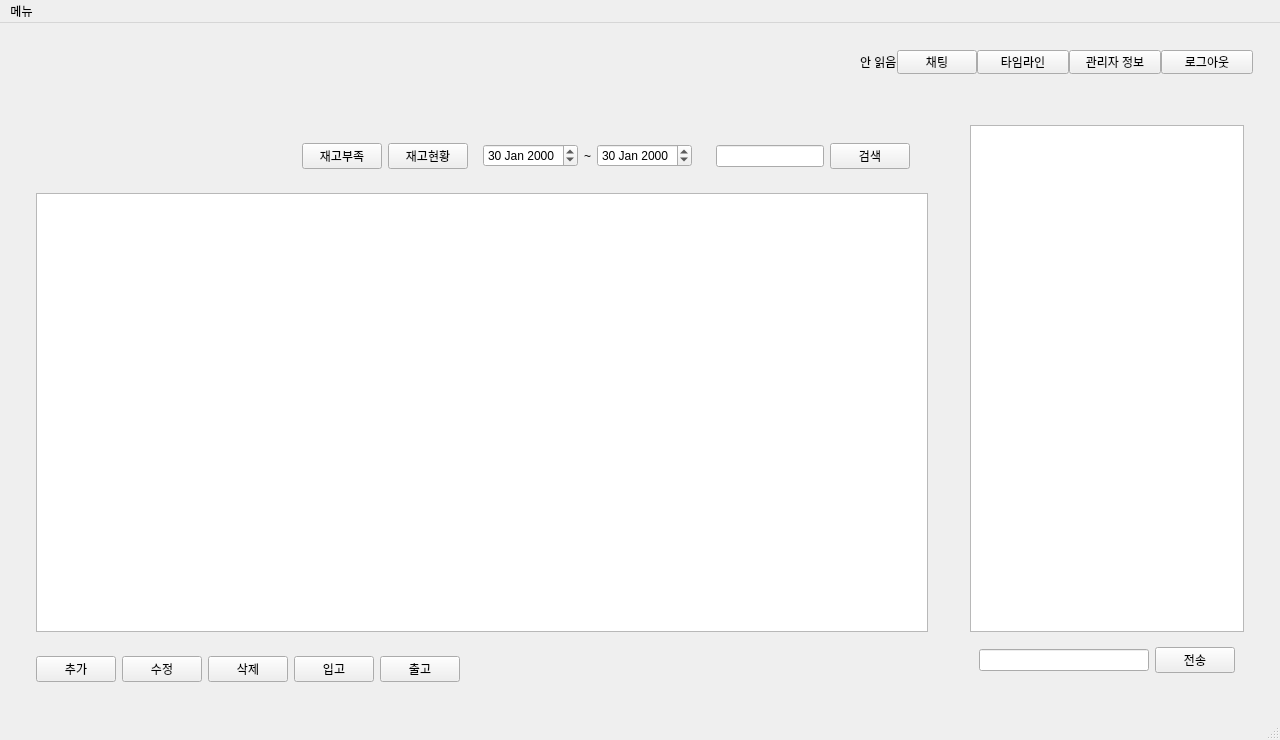
Qt form client/view/view_main.ui (si-yeon/management_program) before a commit.
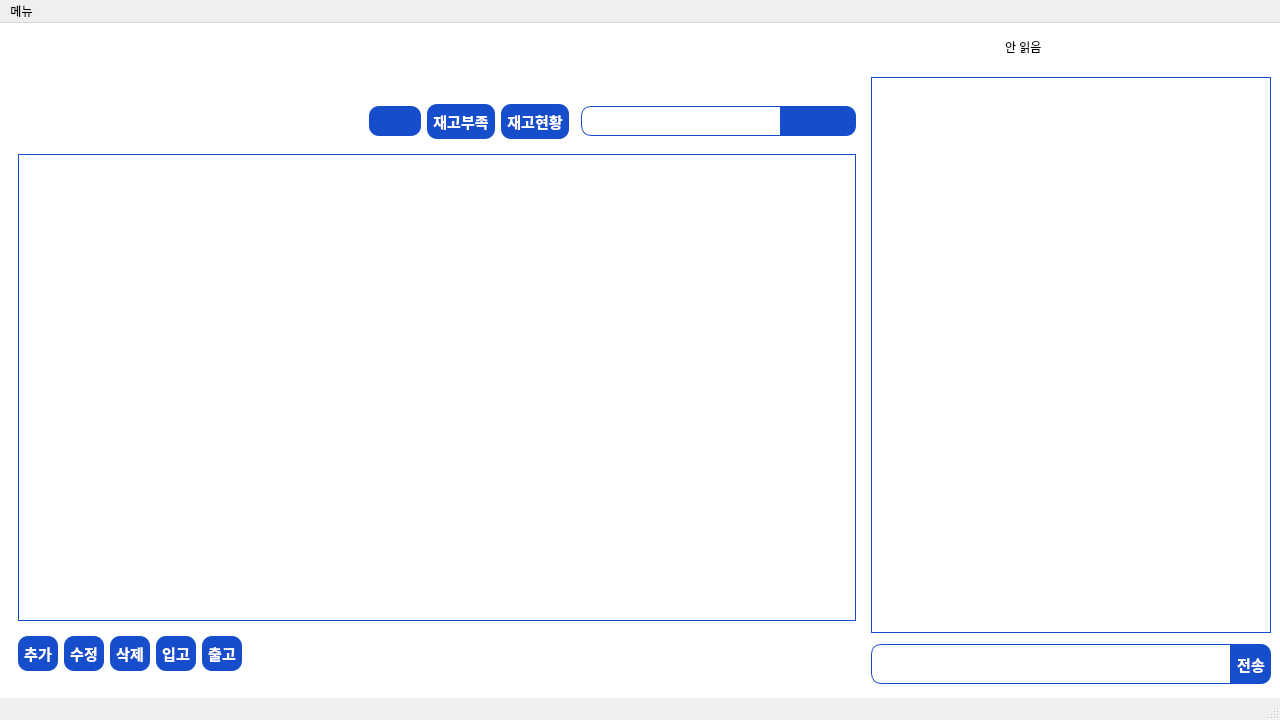
The same form after that commit. Icons and pictures are not drawn.

```diff
--- a/client/view/view_main.ui
+++ b/client/view/view_main.ui
@@ -7,7 +7,7 @@
     <x>0</x>
     <y>0</y>
     <width>1280</width>
-    <height>740</height>
+    <height>720</height>
    </rect>
   </property>
   <property name="minimumSize">
@@ -20,7 +20,37 @@
    <string>MainWindow</string>
   </property>
   <widget class="QWidget" name="centralwidget">
+   <property name="styleSheet">
+    <string notr="true">QWidget{
+background-color: #fff;
+}
+QPushButton{
+background: #164DCA;
+box-shadow: 0px 2px 12px rgb(25 25 25 / 16%);
+align-items: center;
+color: #fff;
+font-weight: 600;
+font-size: 15px;
+border-radius: 10px;
+padding: 6px;
+}</string>
+   </property>
    <layout class="QVBoxLayout" name="verticalLayout_2">
+    <property name="spacing">
+     <number>9</number>
+    </property>
+    <property name="leftMargin">
+     <number>0</number>
+    </property>
+    <property name="topMargin">
+     <number>0</number>
+    </property>
+    <property name="rightMargin">
+     <number>0</number>
+    </property>
+    <property name="bottomMargin">
+     <number>0</number>
+    </property>
     <item>
      <widget class="QWidget" name="widget_2" native="true">
       <property name="maximumSize">
@@ -30,21 +60,54 @@
        </size>
       </property>
       <layout class="QHBoxLayout" name="horizontalLayout_2">
-       <item>
-        <widget class="QWidget" name="widget_5" native="true"/>
-       </item>
-       <item>
-        <widget class="QWidget" name="widget_6" native="true"/>
-       </item>
-       <item>
+       <property name="spacing">
+        <number>6</number>
+       </property>
+       <property name="leftMargin">
+        <number>9</number>
+       </property>
+       <property name="topMargin">
+        <number>9</number>
+       </property>
+       <property name="rightMargin">
+        <number>9</number>
+       </property>
+       <property name="bottomMargin">
+        <number>6</number>
+       </property>
+       <item alignment="Qt::AlignRight">
         <widget class="QWidget" name="widget_4" native="true">
          <layout class="QHBoxLayout" name="horizontalLayout">
           <property name="spacing">
+           <number>5</number>
+          </property>
+          <property name="leftMargin">
+           <number>0</number>
+          </property>
+          <property name="topMargin">
+           <number>0</number>
+          </property>
+          <property name="rightMargin">
+           <number>0</number>
+          </property>
+          <property name="bottomMargin">
            <number>0</number>
           </property>
           <item>
            <layout class="QHBoxLayout" name="horizontalLayout_11">
             <property name="spacing">
+             <number>6</number>
+            </property>
+            <property name="leftMargin">
+             <number>0</number>
+            </property>
+            <property name="topMargin">
+             <number>0</number>
+            </property>
+            <property name="rightMargin">
+             <number>0</number>
+            </property>
+            <property name="bottomMargin">
              <number>0</number>
             </property>
             <item>
@@ -56,8 +119,27 @@
             </item>
             <item>
              <widget class="QPushButton" name="pb_chat">
+              <property name="minimumSize">
+               <size>
+                <width>0</width>
+                <height>0</height>
+               </size>
+              </property>
+              <property name="styleSheet">
+               <string notr="true">background-color: rgba(0, 0, 0, 0);</string>
+              </property>
               <property name="text">
-               <string>채팅</string>
+               <string/>
+              </property>
+              <property name="icon">
+               <iconset>
+                <normaloff>../../img/icon/chat.png</normaloff>../../img/icon/chat.png</iconset>
+              </property>
+              <property name="iconSize">
+               <size>
+                <width>30</width>
+                <height>30</height>
+               </size>
               </property>
              </widget>
             </item>
@@ -65,22 +147,79 @@
           </item>
           <item>
            <widget class="QPushButton" name="pb_timeline">
+            <property name="minimumSize">
+             <size>
+              <width>0</width>
+              <height>0</height>
+             </size>
+            </property>
+            <property name="styleSheet">
+             <string notr="true">background-color: rgba(0, 0, 0, 0);</string>
+            </property>
             <property name="text">
-             <string>타임라인</string>
+             <string/>
+            </property>
+            <property name="icon">
+             <iconset>
+              <normaloff>../../img/icon/time.png</normaloff>../../img/icon/time.png</iconset>
+            </property>
+            <property name="iconSize">
+             <size>
+              <width>30</width>
+              <height>30</height>
+             </size>
             </property>
            </widget>
           </item>
           <item>
            <widget class="QPushButton" name="pb_profile">
+            <property name="minimumSize">
+             <size>
+              <width>0</width>
+              <height>0</height>
+             </size>
+            </property>
+            <property name="styleSheet">
+             <string notr="true">background-color: rgba(0, 0, 0, 0);</string>
+            </property>
             <property name="text">
-             <string>관리자 정보</string>
+             <string/>
+            </property>
+            <property name="icon">
+             <iconset>
+              <normaloff>../../img/icon/profile.png</normaloff>../../img/icon/profile.png</iconset>
+            </property>
+            <property name="iconSize">
+             <size>
+              <width>30</width>
+              <height>30</height>
+             </size>
             </property>
            </widget>
           </item>
           <item>
            <widget class="QPushButton" name="pb_logout">
+            <property name="minimumSize">
+             <size>
+              <width>0</width>
+              <height>0</height>
+             </size>
+            </property>
+            <property name="styleSheet">
+             <string notr="true">background-color: rgba(0, 0, 0, 0);</string>
+            </property>
             <property name="text">
-             <string>로그아웃</string>
+             <string/>
+            </property>
+            <property name="icon">
+             <iconset>
+              <normaloff>../../img/icon/logout.png</normaloff>../../img/icon/logout.png</iconset>
+            </property>
+            <property name="iconSize">
+             <size>
+              <width>30</width>
+              <height>30</height>
+             </size>
             </property>
            </widget>
           </item>
@@ -93,6 +232,21 @@
     <item>
      <widget class="QWidget" name="widget_9" native="true">
       <layout class="QHBoxLayout" name="horizontalLayout_3">
+       <property name="spacing">
+        <number>6</number>
+       </property>
+       <property name="leftMargin">
+        <number>9</number>
+       </property>
+       <property name="topMargin">
+        <number>0</number>
+       </property>
+       <property name="rightMargin">
+        <number>9</number>
+       </property>
+       <property name="bottomMargin">
+        <number>9</number>
+       </property>
        <item>
         <widget class="QWidget" name="widget_8" native="true">
          <property name="sizePolicy">
@@ -102,6 +256,21 @@
           </sizepolicy>
          </property>
          <layout class="QVBoxLayout" name="verticalLayout">
+          <property name="spacing">
+           <number>6</number>
+          </property>
+          <property name="leftMargin">
+           <number>0</number>
+          </property>
+          <property name="topMargin">
+           <number>9</number>
+          </property>
+          <property name="rightMargin">
+           <number>0</number>
+          </property>
+          <property name="bottomMargin">
+           <number>9</number>
+          </property>
           <item>
            <widget class="QWidget" name="widget_10" native="true">
             <property name="sizePolicy">
@@ -111,6 +280,21 @@
              </sizepolicy>
             </property>
             <layout class="QVBoxLayout" name="verticalLayout_3">
+             <property name="spacing">
+              <number>6</number>
+             </property>
+             <property name="leftMargin">
+              <number>9</number>
+             </property>
+             <property name="topMargin">
+              <number>9</number>
+             </property>
+             <property name="rightMargin">
+              <number>9</number>
+             </property>
+             <property name="bottomMargin">
+              <number>0</number>
+             </property>
              <item alignment="Qt::AlignRight|Qt::AlignTop">
               <widget class="QWidget" name="widget" native="true">
                <property name="minimumSize">
@@ -120,8 +304,51 @@
                 </size>
                </property>
                <layout class="QHBoxLayout" name="horizontalLayout_7">
+                <property name="spacing">
+                 <number>6</number>
+                </property>
+                <property name="leftMargin">
+                 <number>9</number>
+                </property>
+                <property name="topMargin">
+                 <number>9</number>
+                </property>
+                <property name="rightMargin">
+                 <number>0</number>
+                </property>
+                <property name="bottomMargin">
+                 <number>9</number>
+                </property>
+                <item alignment="Qt::AlignLeft">
+                 <widget class="QPushButton" name="pb_excel">
+                  <property name="minimumSize">
+                   <size>
+                    <width>0</width>
+                    <height>0</height>
+                   </size>
+                  </property>
+                  <property name="styleSheet">
+                   <string notr="true"/>
+                  </property>
+                  <property name="text">
+                   <string/>
+                  </property>
+                  <property name="iconSize">
+                   <size>
+                    <width>20</width>
+                    <height>20</height>
+                   </size>
+                  </property>
+                 </widget>
+                </item>
                 <item>
                  <widget class="QPushButton" name="pb_shortage_check">
+                  <property name="minimumSize">
+                   <size>
+                    <width>0</width>
+                    <height>0</height>
+                   </size>
+                  </property>
                   <property name="text">
                    <string>재고부족</string>
                   </property>
@@ -129,6 +356,12 @@
                 </item>
                 <item>
                  <widget class="QPushButton" name="pb_inven_check">
+                  <property name="minimumSize">
+                   <size>
+                    <width>0</width>
+                    <height>0</height>
+                   </size>
+                  </property>
                   <property name="text">
                    <string>재고현황</string>
                   </property>
@@ -136,69 +369,88 @@
                 </item>
                 <item>
                  <widget class="QWidget" name="widget_11" native="true">
+                  <property name="font">
+                   <font>
+                    <pointsize>12</pointsize>
+                   </font>
+                  </property>
                   <layout class="QHBoxLayout" name="horizontalLayout_5">
-                   <item>
-                    <widget class="QDateEdit" name="date_start">
-                     <property name="dateTime">
-                      <datetime>
-                       <hour>15</hour>
-                       <minute>0</minute>
-                       <second>0</second>
-                       <year>2000</year>
-                       <month>1</month>
-                       <day>30</day>
-                      </datetime>
-                     </property>
-                     <property name="date">
-                      <date>
-                       <year>2000</year>
-                       <month>1</month>
-                       <day>30</day>
-                      </date>
-                     </property>
-                    </widget>
-                   </item>
-                   <item>
-                    <widget class="QLabel" name="label">
-                     <property name="text">
-                      <string>~</string>
-                     </property>
-                    </widget>
-                   </item>
-                   <item>
-                    <widget class="QDateEdit" name="date_end">
-                     <property name="dateTime">
-                      <datetime>
-                       <hour>15</hour>
-                       <minute>0</minute>
-                       <second>0</second>
-                       <year>2000</year>
-                       <month>1</month>
-                       <day>30</day>
-                      </datetime>
-                     </property>
-                     <property name="date">
-                      <date>
-                       <year>2000</year>
-                       <month>1</month>
-                       <day>30</day>
-                      </date>
-                     </property>
-                    </widget>
-                   </item>
+                   <property name="spacing">
+                    <number>0</number>
+                   </property>
+                   <property name="leftMargin">
+                    <number>0</number>
+                   </property>
+                   <property name="topMargin">
+                    <number>0</number>
+                   </property>
+                   <property name="rightMargin">
+                    <number>0</number>
+                   </property>
+                   <property name="bottomMargin">
+                    <number>0</number>
+                   </property>
                   </layout>
                  </widget>
                 </item>
                 <item>
                  <widget class="QWidget" name="widget_12" native="true">
                   <layout class="QHBoxLayout" name="horizontalLayout_6">
+                   <property name="spacing">
+                    <number>0</number>
+                   </property>
+                   <property name="leftMargin">
+                    <number>0</number>
+                   </property>
+                   <property name="topMargin">
+                    <number>0</number>
+                   </property>
+                   <property name="rightMargin">
+                    <number>0</number>
+                   </property>
+                   <property name="bottomMargin">
+                    <number>0</number>
+                   </property>
                    <item alignment="Qt::AlignRight">
-                    <widget class="QLineEdit" name="le_find"/>
+                    <widget class="QLineEdit" name="le_find">
+                     <property name="minimumSize">
+                      <size>
+                       <width>200</width>
+                       <height>30</height>
+                      </size>
+                     </property>
+                     <property name="styleSheet">
+                      <string notr="true">    text-align: center;
+    border: 1px solid #164DCA;
+    border-top-left-radius: 10px;
+border-bottom-left-radius: 10px;
+font-size: 15px;
+</string>
+                     </property>
+                    </widget>
                    </item>
                    <item alignment="Qt::AlignRight">
                     <widget class="QPushButton" name="pb_find">
+                     <property name="minimumSize">
+                      <size>
+                       <width>75</width>
+                       <height>30</height>
+                      </size>
+                     </property>
+                     <property name="styleSheet">
+                      <string notr="true">border-top-right-radius: 10px;
+border-bottom-right-radius: 10px;
+border-top-left-radius: 0px;
+border-bottom-left-radius: 0px;</string>
+                     </property>
                      <property name="text">
-                      <string>검색</string>
+                      <string/>
+                     </property>
+                     <property name="iconSize">
+                      <size>
+                       <width>20</width>
+                       <height>20</height>
+                      </size>
                      </property>
                     </widget>
                    </item>
@@ -209,7 +461,13 @@
               </widget>
              </item>
              <item>
-              <widget class="QTableWidget" name="tableWidget"/>
+              <widget class="QTableWidget" name="tableWidget">
+               <property name="styleSheet">
+                <string notr="true">    text-align: center;
+    border: 1px solid #164DCA;
+</string>
+               </property>
+              </widget>
              </item>
             </layout>
            </widget>
@@ -217,8 +475,29 @@
           <item alignment="Qt::AlignLeft">
            <widget class="QWidget" name="widget_3" native="true">
             <layout class="QHBoxLayout" name="horizontalLayout_4">
+             <property name="spacing">
+              <number>6</number>
+             </property>
+             <property name="leftMargin">
+              <number>9</number>
+             </property>
+             <property name="topMargin">
+              <number>9</number>
+             </property>
+             <property name="rightMargin">
+              <number>9</number>
+             </property>
+             <property name="bottomMargin">
+              <number>9</number>
+             </property>
              <item>
               <widget class="QPushButton" name="pb_add">
+               <property name="minimumSize">
+                <size>
+                 <width>0</width>
+                 <height>0</height>
+                </size>
+               </property>
                <property name="text">
                 <string>추가</string>
                </property>
@@ -226,6 +505,12 @@
              </item>
              <item>
               <widget class="QPushButton" name="pb_update">
+               <property name="minimumSize">
+                <size>
+                 <width>0</width>
+                 <height>0</height>
+                </size>
+               </property>
                <property name="text">
                 <string>수정</string>
                </property>
@@ -233,6 +518,12 @@
              </item>
              <item>
               <widget class="QPushButton" name="pb_delete">
+               <property name="minimumSize">
+                <size>
+                 <width>0</width>
+                 <height>0</height>
+                </size>
+               </property>
                <property name="text">
                 <string>삭제</string>
                </property>
@@ -240,6 +531,12 @@
              </item>
              <item>
               <widget class="QPushButton" name="pb_take_In">
+               <property name="minimumSize">
+                <size>
+                 <width>0</width>
+                 <height>0</height>
+                </size>
+               </property>
                <property name="text">
                 <string>입고</string>
                </property>
@@ -247,6 +544,12 @@
              </item>
              <item>
               <widget class="QPushButton" name="pb_take_out">
+               <property name="minimumSize">
+                <size>
+                 <width>0</width>
+                 <height>0</height>
+                </size>
+               </property>
                <property name="text">
                 <string>출고</string>
                </property>
@@ -258,27 +561,42 @@
          </layout>
         </widget>
        </item>
-       <item alignment="Qt::AlignRight">
+       <item>
         <widget class="QWidget" name="widget_7" native="true">
          <property name="sizePolicy">
-          <sizepolicy hsizetype="Expanding" vsizetype="Preferred">
+          <sizepolicy hsizetype="Preferred" vsizetype="Preferred">
            <horstretch>0</horstretch>
            <verstretch>0</verstretch>
           </sizepolicy>
          </property>
          <property name="minimumSize">
           <size>
-           <width>300</width>
+           <width>0</width>
            <height>0</height>
           </size>
          </property>
          <property name="maximumSize">
           <size>
-           <width>500</width>
+           <width>400</width>
            <height>16777215</height>
           </size>
          </property>
          <layout class="QVBoxLayout" name="verticalLayout_4">
+          <property name="spacing">
+           <number>0</number>
+          </property>
+          <property name="leftMargin">
+           <number>0</number>
+          </property>
+          <property name="topMargin">
+           <number>0</number>
+          </property>
+          <property name="rightMargin">
+           <number>0</number>
+          </property>
+          <property name="bottomMargin">
+           <number>0</number>
+          </property>
           <item>
            <widget class="QStackedWidget" name="stack_view">
             <property name="currentIndex">
@@ -286,6 +604,21 @@
             </property>
             <widget class="QWidget" name="page_chat">
              <layout class="QVBoxLayout" name="verticalLayout_5">
+              <property name="spacing">
+               <number>6</number>
+              </property>
+              <property name="leftMargin">
+               <number>0</number>
+              </property>
+              <property name="topMargin">
+               <number>0</number>
+              </property>
+              <property name="rightMargin">
+               <number>0</number>
+              </property>
+              <property name="bottomMargin">
+               <number>0</number>
+              </property>
               <item>
                <widget class="QListWidget" name="lw_chat_room">
                 <property name="styleSheet">
@@ -295,29 +628,81 @@
 }
 QScrollBar::handle
 {
-background : #212529;
+background : #164DCA;
 }
 QScrollBar::handle::pressed
 {
-background : #212529;
+background : #164DCA;
 }
 QScrollArea
 {
 background-color: white;
 border: none;
 }
-</string>
+
+QListWidget{
+    text-align: center;
+    border: 1px solid #164DCA;
+}</string>
                 </property>
                </widget>
               </item>
               <item>
                <widget class="QWidget" name="widget_13" native="true">
+                <property name="minimumSize">
+                 <size>
+                  <width>0</width>
+                  <height>50</height>
+                 </size>
+                </property>
                 <layout class="QHBoxLayout" name="horizontalLayout_8">
+                 <property name="spacing">
+                  <number>0</number>
+                 </property>
+                 <property name="leftMargin">
+                  <number>0</number>
+                 </property>
+                 <property name="topMargin">
+                  <number>0</number>
+                 </property>
+                 <property name="rightMargin">
+                  <number>0</number>
+                 </property>
+                 <property name="bottomMargin">
+                  <number>0</number>
+                 </property>
                  <item>
-                  <widget class="QLineEdit" name="le_msg"/>
+                  <widget class="QLineEdit" name="le_msg">
+                   <property name="minimumSize">
+                    <size>
+                     <width>0</width>
+                     <height>40</height>
+                    </size>
+                   </property>
+                   <property name="styleSheet">
+                    <string notr="true">    text-align: center;
+    border: 1px solid #164DCA;
+    border-top-left-radius: 10px;
+border-bottom-left-radius: 10px;
+font-size: 15px;
+</string>
+                   </property>
+                  </widget>
                  </item>
                  <item>
                   <widget class="QPushButton" name="pb_send">
+                   <property name="minimumSize">
+                    <size>
+                     <width>0</width>
+                     <height>40</height>
+                    </size>
+                   </property>
+                   <property name="styleSheet">
+                    <string notr="true">border-top-right-radius: 10px;
+border-bottom-right-radius: 10px;
+border-top-left-radius: 0px;
+border-bottom-left-radius: 0px;</string>
+                   </property>
                    <property name="text">
                     <string>전송</string>
                    </property>
@@ -329,7 +714,27 @@
              </layout>
             </widget>
             <widget class="QWidget" name="page_profile">
+             <property name="styleSheet">
+              <string notr="true">  text-align: center;
+    border: 1px solid #164DCA;
+    border-radius: 15px;</string>
+             </property>
              <layout class="QVBoxLayout" name="verticalLayout_7">
+              <property name="spacing">
+               <number>0</number>
+              </property>
+              <property name="leftMargin">
+               <number>0</number>
+              </property>
+              <property name="topMargin">
+               <number>0</number>
+              </property>
+              <property name="rightMargin">
+               <number>0</number>
+              </property>
+              <property name="bottomMargin">
+               <number>0</number>
+              </property>
               <item alignment="Qt::AlignTop">
                <widget class="QWidget" name="widget_14" native="true">
                 <layout class="QVBoxLayout" name="verticalLayout_8">
@@ -459,8 +864,29 @@
             </widget>
             <widget class="QWidget" name="page_timeline">
              <layout class="QVBoxLayout" name="verticalLayout_6">
+              <property name="spacing">
+               <number>6</number>
+              </property>
+              <property name="leftMargin">
+               <number>9</number>
+              </property>
+              <property name="topMargin">
+               <number>0</number>
+              </property>
+              <property name="rightMargin">
+               <number>9</number>
+              </property>
+              <property name="bottomMargin">
+               <number>9</number>
+              </property>
               <item>
-               <widget class="QListWidget" name="lw_time_line"/>
+               <widget class="QListWidget" name="lw_time_line">
+                <property name="styleSheet">
+                 <string notr="true">    text-align: center;
+    border: 1px solid #164DCA;
+    border-radius: 15px;</string>
+                </property>
+               </widget>
               </item>
              </layout>
             </widget>
```
